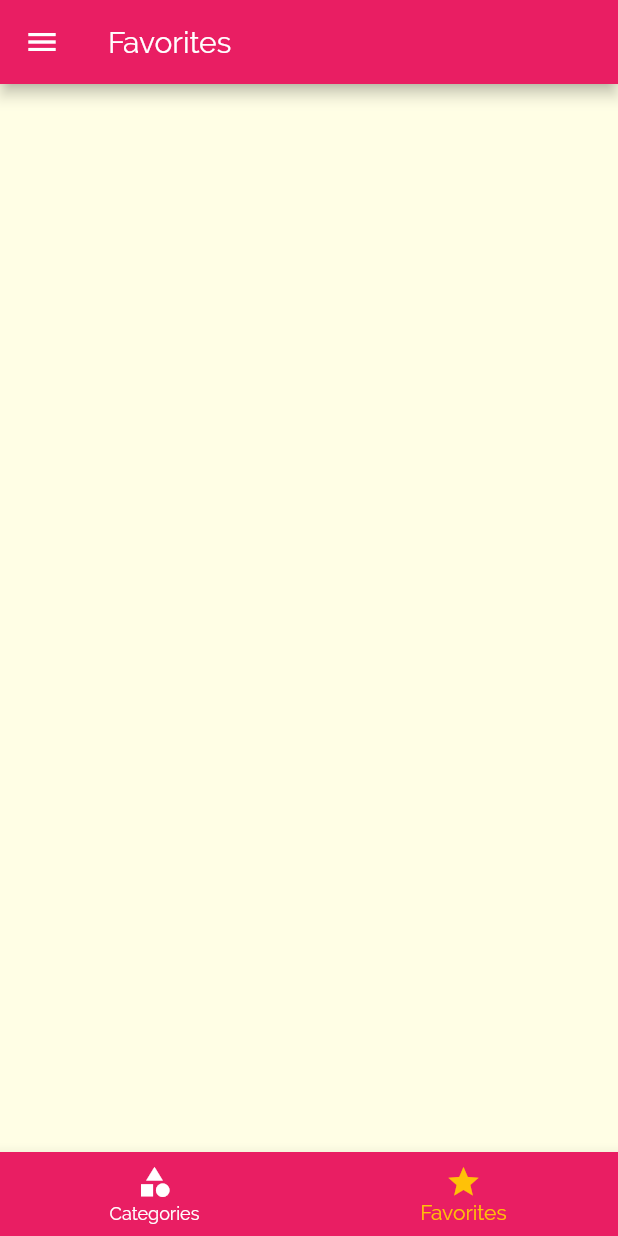
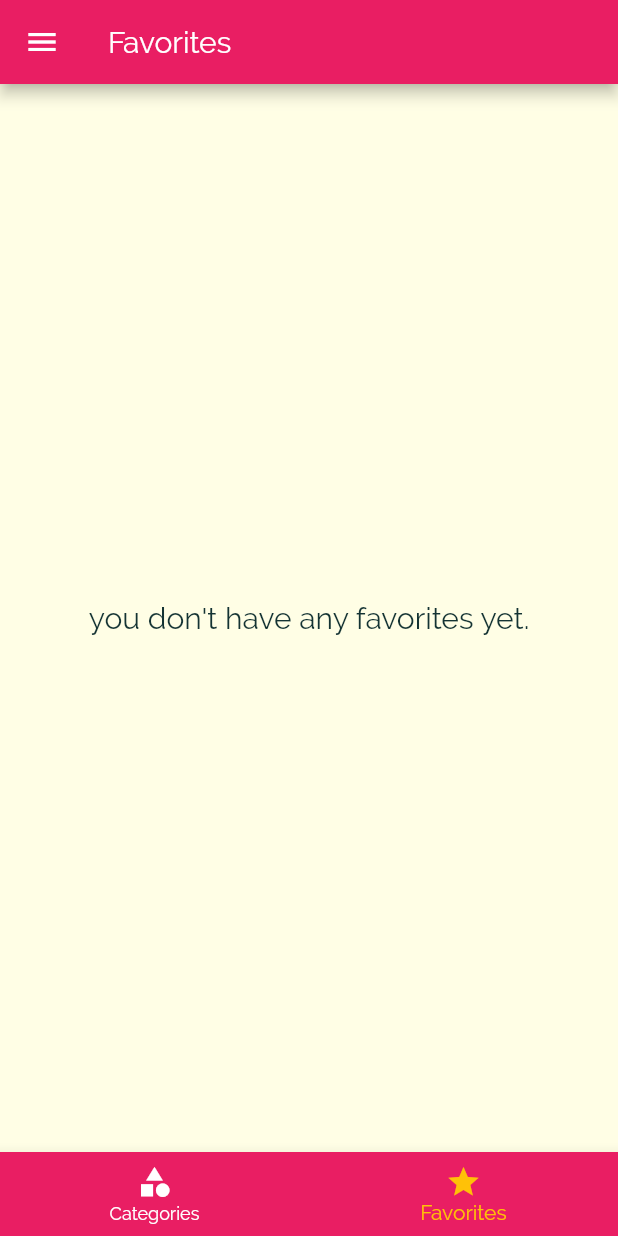
Before and after one commit to JahangirJadi/MealsApp, a Flutter app: the screen it shows after launch, item 2 of the bottom bar chosen, on a phone screen of 412 x 824 dp. Run offline on Flutter 3.47's test engine with Material 2 defaults, Android fonts, the phone set to English and light mode, and no system bars.

Commit message:
Favorites screen completed

```diff
--- a/lib/main.dart
+++ b/lib/main.dart
@@ -19,6 +19,8 @@ class MyApp extends StatefulWidget {
 class _MyAppState extends State<MyApp> {
 
   List<Meal> _availableMeals = DUMMY_MEALS;
+
+  List<Meal> _favoriteMeals = [];
 
 
   Map<String, bool> _filters = {
@@ -49,14 +51,32 @@ return true;
     });
   }
 
+  void _toggleFavorites(String mealId){
+    final existingIndex = _favoriteMeals.indexWhere((meal) => meal.id == mealId);
+    if(existingIndex >=0){
+      setState(() {
+        _favoriteMeals.removeAt(existingIndex);
+      });
+    }else{
+      setState(() {
+        _favoriteMeals.add(DUMMY_MEALS.firstWhere((meal) => meal.id == mealId));
+      });
+    }
+  }
+
+  bool _isMealFavorite(String id){
+    return _favoriteMeals.any((meal) => meal.id ==id);
+  }
+
+
   @override
   Widget build(BuildContext context) {
     return MaterialApp(
       routes: {
-        '/': (ctx) => TabsScreen(),
+        '/': (ctx) => TabsScreen(_favoriteMeals),
         CategoryMeals.routeName: (ctx) => CategoryMeals(_availableMeals),
-        FilterScreen.routeName: (ctx) => FilterScreen(_setFilters),
-        MealDetailScreen.routeName: (ctx) => MealDetailScreen(),
+        FilterScreen.routeName: (ctx) => FilterScreen(_filters,_setFilters),
+        MealDetailScreen.routeName: (ctx) => MealDetailScreen(_toggleFavorites,_isMealFavorite),
       },
       title: 'DeliMeals',
       theme: ThemeData(
--- a/lib/screens/category_meals.dart
+++ b/lib/screens/category_meals.dart
@@ -54,7 +54,7 @@ class _CategoryMealsState extends State<CategoryMeals> {
             duration: meals.duration,
             complexity: meals.complexity,
             affordability: meals.affordability,
-            removeItem: _removeMeal,
+
           );
         },
         itemCount: displayedMeals.length,
--- a/lib/screens/favorites_screen.dart
+++ b/lib/screens/favorites_screen.dart
@@ -1,14 +1,46 @@
 import 'package:flutter/material.dart';
+import 'package:flutter_meal_app/models/meal.dart';
+import 'package:flutter_meal_app/widgets/meal_item.dart';
 import '/widgets/main_drawer.dart';
 
 class Favorites extends StatelessWidget {
 
+  final List<Meal> favorites;
+
+
+  Favorites(this.favorites);
 
   @override
   Widget build(BuildContext context) {
-    return Scaffold(
-      drawer: MainDrawer(),
 
-    );
+    if(favorites.isEmpty){
+      return Center(
+        child: Text(
+          "you don't have any favorites yet.",
+          style: TextStyle(
+            fontSize: 20,
+          ),
+        ),
+      );
+    }else{
+      return ListView.builder(
+        itemBuilder: (ctx, index) {
+          final meals = favorites[index];
+
+          return MealItem(
+            mealId: meals.id,
+            title: meals.title,
+            imageUrl: meals.imageUrl,
+            duration: meals.duration,
+            complexity: meals.complexity,
+            affordability: meals.affordability,
+
+          );
+        },
+        itemCount: favorites.length,
+      );
+    }
+
+
   }
 }
--- a/lib/screens/tab_screen.dart
+++ b/lib/screens/tab_screen.dart
@@ -1,25 +1,39 @@
 import 'package:flutter/material.dart';
+import 'package:flutter_meal_app/models/meal.dart';
 import 'package:flutter_meal_app/screens/categories_screen.dart';
 import 'package:flutter_meal_app/screens/favorites_screen.dart';
 import 'package:flutter_meal_app/widgets/main_drawer.dart';
 
 class TabsScreen extends StatefulWidget {
+  final List<Meal> favorites;
+
+  TabsScreen(this.favorites);
 
   @override
   _TabsScreenState createState() => _TabsScreenState();
 }
 
 class _TabsScreenState extends State<TabsScreen> {
-  final List<Map<String, Object>> _pages = [
+   late List<Map<String, Object>> _pages;
+
+  @override
+  initState(){
+
+    _pages =  [
       {
         'page': CategoriesScreen(),
         'title': 'Categories',
       },
       {
-      'page': Favorites(),
+        'page': Favorites(widget.favorites),
         'title': 'Favorites',
       },
     ];
+
+    super.initState();
+  }
+
+
   int _selectedPageIndex = 0;
 
   void _selectPage(int index) {
--- a/lib/widgets/main_drawer.dart
+++ b/lib/widgets/main_drawer.dart
@@ -47,9 +47,7 @@ class MainDrawer extends StatelessWidget {
             height: 20,
           ),
           buildListTile('Meals', Icons.restaurant, (){
-            Navigator.pushReplacement(context, MaterialPageRoute(builder: (_){
-              return TabsScreen();
-            }));
+            Navigator.of(context).pushReplacementNamed('/');
           }),
           buildListTile('Filters', Icons.settings,(){
             Navigator.of(context).pushReplacementNamed(FilterScreen.routeName);
--- a/lib/widgets/meal_item.dart
+++ b/lib/widgets/meal_item.dart
@@ -9,7 +9,7 @@ class MealItem extends StatelessWidget {
   final int duration;
   final Complexity complexity;
   final Affordability affordability;
-  final Function removeItem;
+
 
   MealItem({
     required this.mealId,
@@ -18,7 +18,6 @@ class MealItem extends StatelessWidget {
     required this.duration,
     required this.complexity,
     required this.affordability,
-    required this.removeItem,
   });
 
   void _selectMeal(BuildContext ctx) {
@@ -26,7 +25,7 @@ class MealItem extends StatelessWidget {
     Navigator.of(ctx).pushNamed(MealDetailScreen.routeName,
     arguments: mealId).then((value) {
       if(value!=null){
-        removeItem(mealId);
+        // removeItem(mealId);
       }
     });
 
```
Also changed, not shown: lib/screens/filter_screen.dart (+12 -1 lines), lib/screens/meal_detail_screen.dart (+10 -3 lines). Lines whose indentation alone changed are shown as unchanged.
